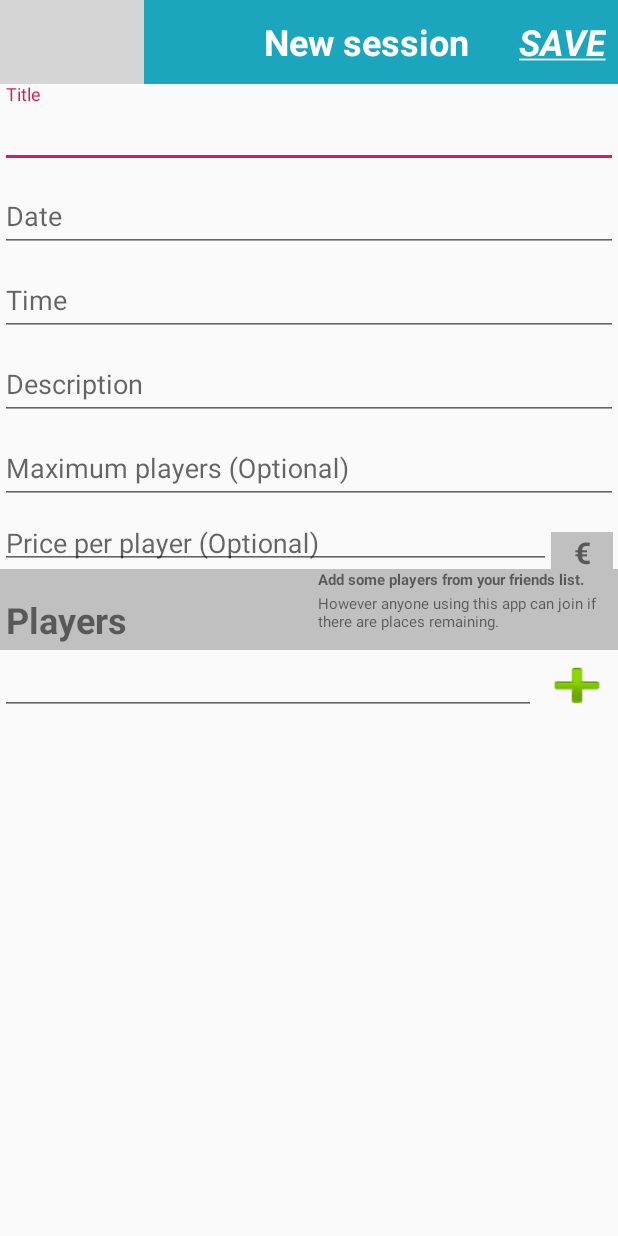
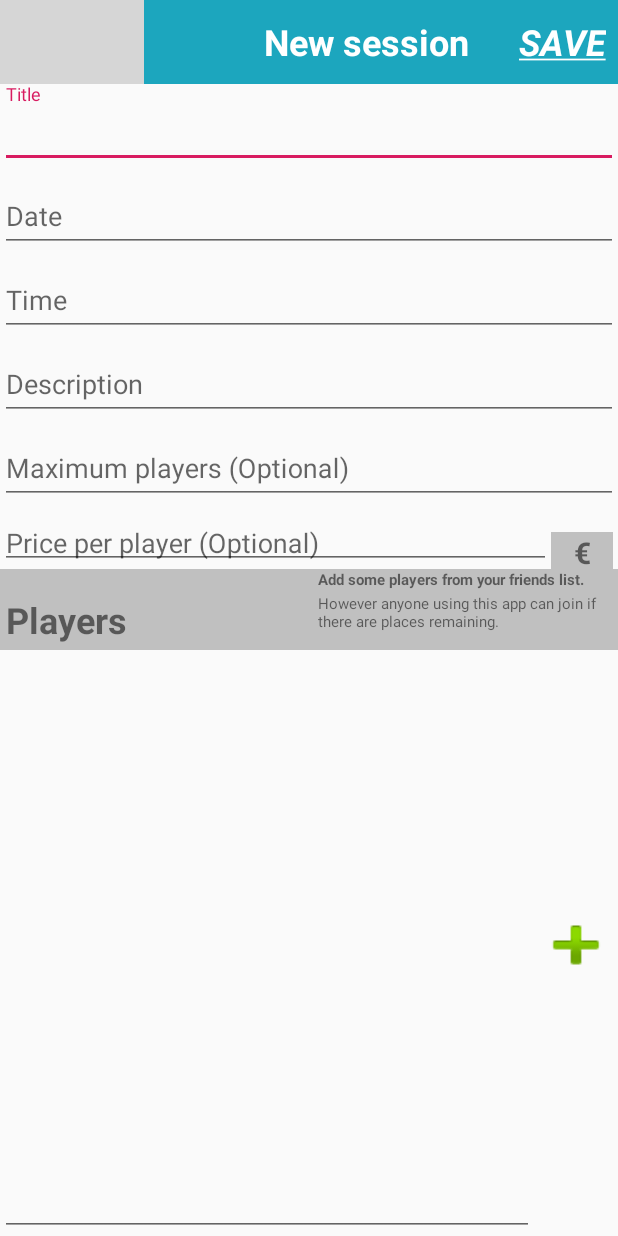
Before and after one commit to bobofils01/sportmatcher, an Android app: the AddSessionToPitchActivity screen opened directly, with no data from a screen before it, on a phone screen of 412 x 824 dp. Run offline under Robolectric (Android 15) with nearby library versions, the phone set to English and light mode, and no system bars; our stand-ins replace RxJava, data binding; 5 statements that could not run were skipped; grey boxes are pictures that could not be loaded.

Commit message:
Add weight to list view add players

```diff
--- a/app/src/main/java/com/example/sportmatcher/adapters/PlayersListAdapter.kt
+++ b/app/src/main/java/com/example/sportmatcher/adapters/PlayersListAdapter.kt
@@ -29,7 +29,7 @@ class PlayersListAdapter(private val players: ArrayList<User>,private val curren
                 //deletionBtn!!.text = "Me"
 
             }else {
-                deletionBtn!!.setBackgroundColor(Color.RED)
+                //deletionBtn!!.setBackgroundColor(Color.RED)
                 //deletionBtn!!.text ="X"
                 deletionBtn!!.setOnClickListener { callbackDeletion(user) }
             }
@@ -54,7 +54,7 @@ class PlayersListAdapter(private val players: ArrayList<User>,private val curren
     }
 
     override fun onBindViewHolder(holder: PlayerItemViewHolder, position: Int) {
-        val user = players.get(position)
+        val user = players[position]
         holder.bind(user, currentUser, callbackDeletion)
     }
 }
--- a/app/src/main/res/layout/add_session_layout.xml
+++ b/app/src/main/res/layout/add_session_layout.xml
@@ -201,16 +201,18 @@
                 android:layout_width="match_parent"
                 android:layout_height="wrap_content"
                 android:isScrollContainer="false" />
+
             <LinearLayout
                 android:layout_width="match_parent"
-                android:layout_height="43dp"
+                android:layout_height="match_parent"
                 android:orientation="horizontal">
 
                 <AutoCompleteTextView
                     android:id="@+id/friends_autoCompleteTextView"
-                    android:layout_width="357dp"
+                    android:layout_width="wrap_content"
                     android:layout_height="match_parent"
                     android:layout_alignParentLeft="true"
+                    android:layout_weight="6"
                     android:completionThreshold="1"
                     android:cursorVisible="true"
                     android:dropDownAnchor="@+id/session_time"
@@ -218,7 +220,7 @@
 
                 <Button
                     android:id="@+id/add_player_btn"
-                    android:layout_width="wrap_content"
+                    android:layout_width="0dp"
                     android:layout_height="wrap_content"
                     android:layout_weight="1"
                     android:background="@android:drawable/ic_input_add" />
```
Also changed, not shown: app/src/main/java/com/example/sportmatcher/adapters/FriendListAdapter.kt (+2 -5 lines), app/src/main/java/com/example/sportmatcher/ui/sports/AddSessionToPitchActivity.kt (+3 -9 lines).
